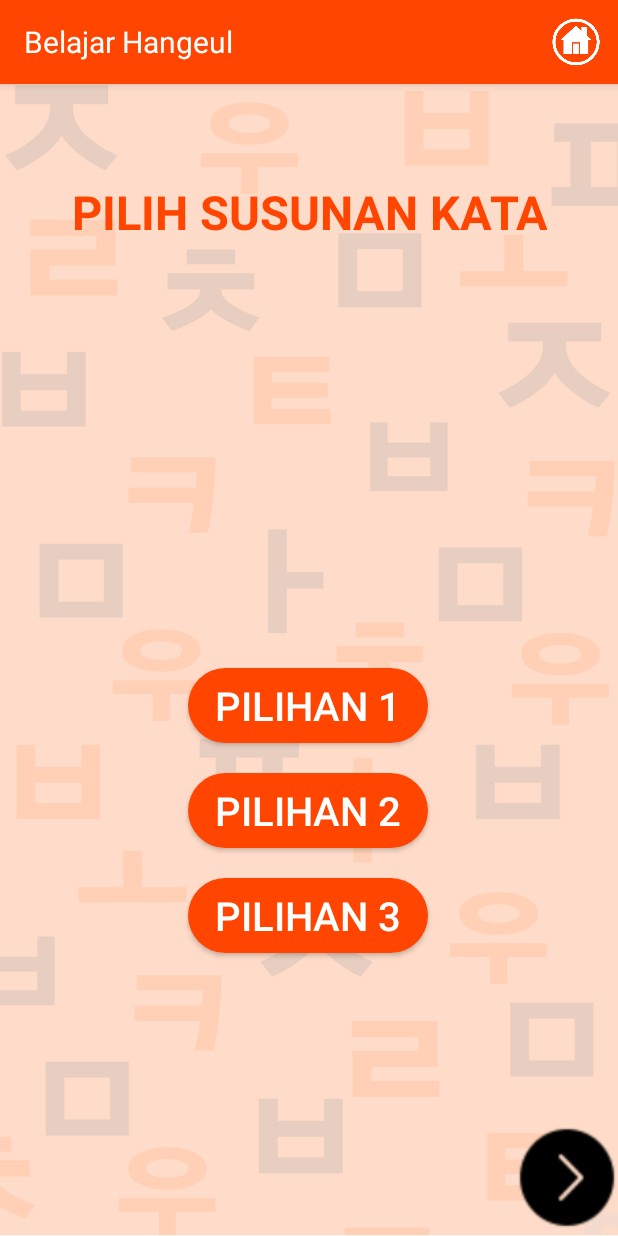
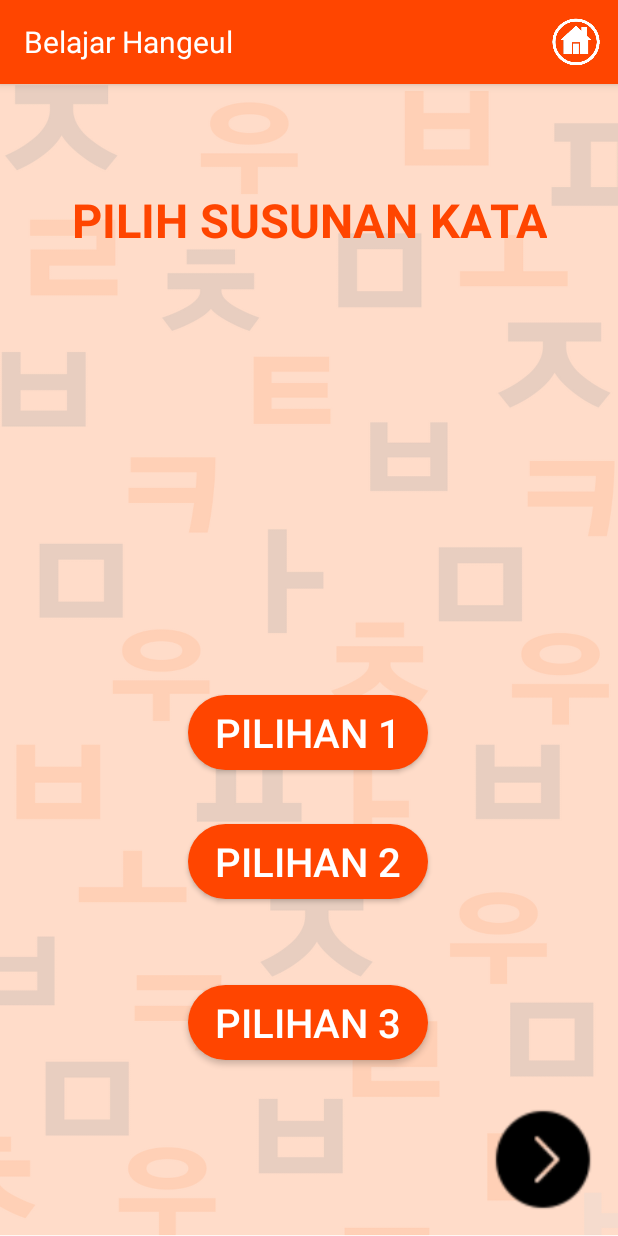
Before and after one commit to wirdakurnia/Deteksi-Hangeul, an Android app: the LatihanActivity screen opened directly, with no data from a screen before it, on a phone screen of 412 x 824 dp. Run offline under Robolectric (Android 15) with nearby library versions, the phone set to English and light mode, and no system bars; our stand-ins replace Firebase (no records; nobody signed in at launch, a user with empty details on screens opened directly), Picasso; 1 statement that could not run was skipped.

Commit message:
tampilan xml

```diff
--- a/app/src/main/res/layout/activity_latihan.xml
+++ b/app/src/main/res/layout/activity_latihan.xml
@@ -18,9 +18,11 @@
         android:textColor="@color/orange"
         android:textSize="14pt"
         android:textStyle="bold"
+        app:layout_constraintBottom_toTopOf="@+id/imageView"
         app:layout_constraintEnd_toEndOf="parent"
         app:layout_constraintStart_toStartOf="parent"
-        app:layout_constraintTop_toTopOf="parent" />
+        app:layout_constraintTop_toTopOf="parent"
+        app:layout_constraintVertical_bias="0.097" />
 
     <ImageView
         android:id="@+id/imageView"
@@ -38,36 +40,40 @@
         android:id="@+id/buttonNext"
         android:layout_width="68dp"
         android:layout_height="70dp"
-        android:layout_marginBottom="4dp"
+        android:layout_marginBottom="16dp"
         android:background="@drawable/next"
         app:layout_constraintBottom_toBottomOf="parent"
-        app:layout_constraintEnd_toEndOf="parent" />
+        app:layout_constraintEnd_toEndOf="parent"
+        app:layout_constraintHorizontal_bias="0.953"
+        app:layout_constraintStart_toStartOf="parent" />
 
     <Button
         android:id="@+id/pilihan3"
         android:layout_width="160dp"
         android:layout_height="50dp"
-        android:layout_marginTop="20dp"
+        android:layout_marginBottom="96dp"
         android:background="@drawable/button_pilih"
         android:text="Pilihan 3"
         android:textColor="@color/white"
         android:textSize="12pt"
+        app:layout_constraintBottom_toBottomOf="parent"
         app:layout_constraintEnd_toEndOf="parent"
-        app:layout_constraintHorizontal_bias="0.497"
+        app:layout_constraintHorizontal_bias="0.498"
         app:layout_constraintStart_toStartOf="parent"
-        app:layout_constraintTop_toBottomOf="@+id/pilihan2" />
+        app:layout_constraintTop_toBottomOf="@+id/pilihan2"
+        app:layout_constraintVertical_bias="0.73" />
 
     <Button
         android:id="@+id/pilihan2"
         android:layout_width="160dp"
         android:layout_height="50dp"
-        android:layout_marginTop="20dp"
+        android:layout_marginTop="36dp"
         android:background="@drawable/button_pilih"
         android:text="Pilihan 2"
         android:textColor="@color/white"
         android:textSize="12pt"
         app:layout_constraintEnd_toEndOf="parent"
-        app:layout_constraintHorizontal_bias="0.497"
+        app:layout_constraintHorizontal_bias="0.498"
         app:layout_constraintStart_toStartOf="parent"
         app:layout_constraintTop_toBottomOf="@+id/pilihan1" />
 
@@ -75,7 +81,7 @@
         android:id="@+id/pilihan1"
         android:layout_width="160dp"
         android:layout_height="50dp"
-        android:layout_marginTop="30dp"
+        android:layout_marginTop="48dp"
         android:background="@drawable/button_pilih"
         android:text="Pilihan 1"
         android:textColor="@color/white"
--- a/app/src/main/res/layout/activity_menu_baca.xml
+++ b/app/src/main/res/layout/activity_menu_baca.xml
@@ -31,10 +31,10 @@
         android:textSize="10pt"
         app:layout_constraintBottom_toBottomOf="parent"
         app:layout_constraintEnd_toEndOf="parent"
-        app:layout_constraintHorizontal_bias="0.496"
+        app:layout_constraintHorizontal_bias="0.503"
         app:layout_constraintStart_toStartOf="parent"
         app:layout_constraintTop_toTopOf="parent"
-        app:layout_constraintVertical_bias="0.255" />
+        app:layout_constraintVertical_bias="0.358" />
 
     <ImageView
         android:id="@+id/iconKonsonan"
--- a/app/src/main/res/layout/activity_menu_tulis.xml
+++ b/app/src/main/res/layout/activity_menu_tulis.xml
@@ -34,7 +34,7 @@
         app:layout_constraintHorizontal_bias="0.496"
         app:layout_constraintStart_toStartOf="parent"
         app:layout_constraintTop_toTopOf="parent"
-        app:layout_constraintVertical_bias="0.255" />
+        app:layout_constraintVertical_bias="0.426" />
 
     <ImageView
         android:id="@+id/iconKonsonan"
--- a/app/src/main/res/layout/activity_splash_screen.xml
+++ b/app/src/main/res/layout/activity_splash_screen.xml
@@ -17,7 +17,7 @@
         app:layout_constraintHorizontal_bias="0.498"
         app:layout_constraintStart_toStartOf="parent"
         app:layout_constraintTop_toTopOf="parent"
-        app:layout_constraintVertical_bias="0.395" />
+        app:layout_constraintVertical_bias="0.471" />
 
     <TextView
         android:id="@+id/by"
--- a/app/src/main/res/layout/fragment_sound_huruf.xml
+++ b/app/src/main/res/layout/fragment_sound_huruf.xml
@@ -12,10 +12,12 @@
         android:id="@+id/buttonBack"
         android:layout_width="68dp"
         android:layout_height="70dp"
-        android:layout_marginEnd="340dp"
+        android:layout_marginBottom="16dp"
         android:background="@drawable/back"
         app:layout_constraintBottom_toBottomOf="parent"
-        app:layout_constraintEnd_toEndOf="parent" />
+        app:layout_constraintEnd_toEndOf="parent"
+        app:layout_constraintHorizontal_bias="0.071"
+        app:layout_constraintStart_toStartOf="parent" />
 
     <LinearLayout
         android:id="@+id/ln"
--- a/app/src/main/res/layout/item_kata.xml
+++ b/app/src/main/res/layout/item_kata.xml
@@ -5,7 +5,7 @@
     android:id="@+id/ln"
     android:layout_marginLeft="20dp"
     android:background="@drawable/button_pilih"
-    android:layout_width="320dp"
+    android:layout_width="360dp"
     android:layout_height="wrap_content"
     android:layout_marginTop="20dp"
     app:cardUseCompatPadding="true">
```
Also changed, not shown: app/src/main/res/layout/activity_menu_utama.xml (+6 -4 lines), app/src/main/res/layout/fragment_sound_kata.xml (+5 -2 lines), app/src/main/res/layout/fragment_tulis_hangul.xml (+24 -26 lines).
